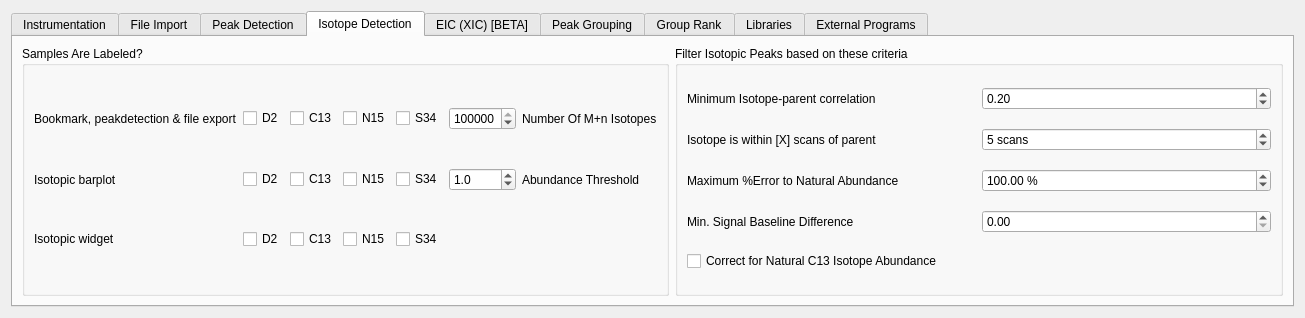
This is mzroll/forms/settingsform.ui in ElucidataInc/ElMaven as Qt 5 draws it before an edit. The edited form follows.
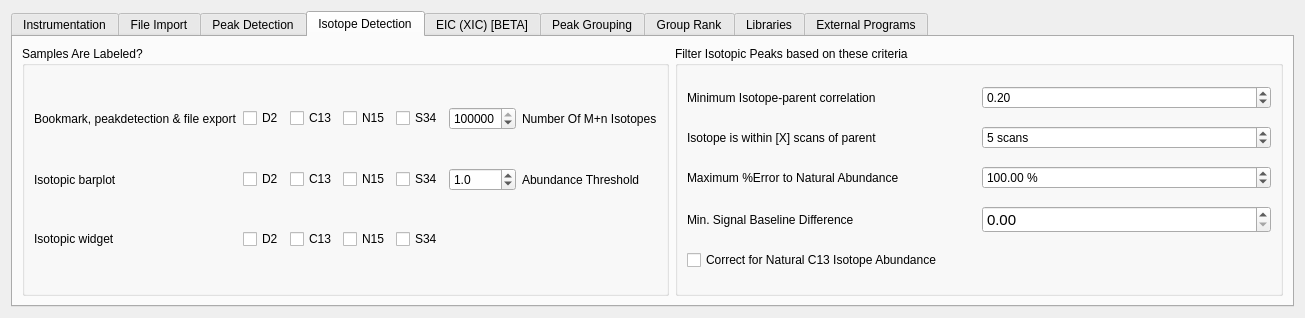
This is the edited form. Icons and pictures are not drawn.

Commit message:
Ftr: Peak filtering for isotopes #286
When pulling isotopes based on signalBaselineDiff
of <Peak Filtering> option, isotopes are not being
detected as their abundance is very low.

signalBaselineDiff can be set in <Isotopes Detection> option
particularly for isotpotes. This is different
from signalBaselineDiff of <Peak Filtering> and both of them
working independently.

What changed in the file:
```diff
--- a/mzroll/forms/settingsform.ui
+++ b/mzroll/forms/settingsform.ui
@@ -741,6 +741,12 @@
           </item>
           <item row="4" column="1">
            <widget class="QDoubleSpinBox" name="isotopicMinSignalBaselineDifference">
+            <property name="font">
+             <font>
+              <family>Ubuntu</family>
+              <pointsize>11</pointsize>
+             </font>
+            </property>
             <property name="maximum">
              <double>100000000000000000000.000000000000000</double>
             </property>
```
